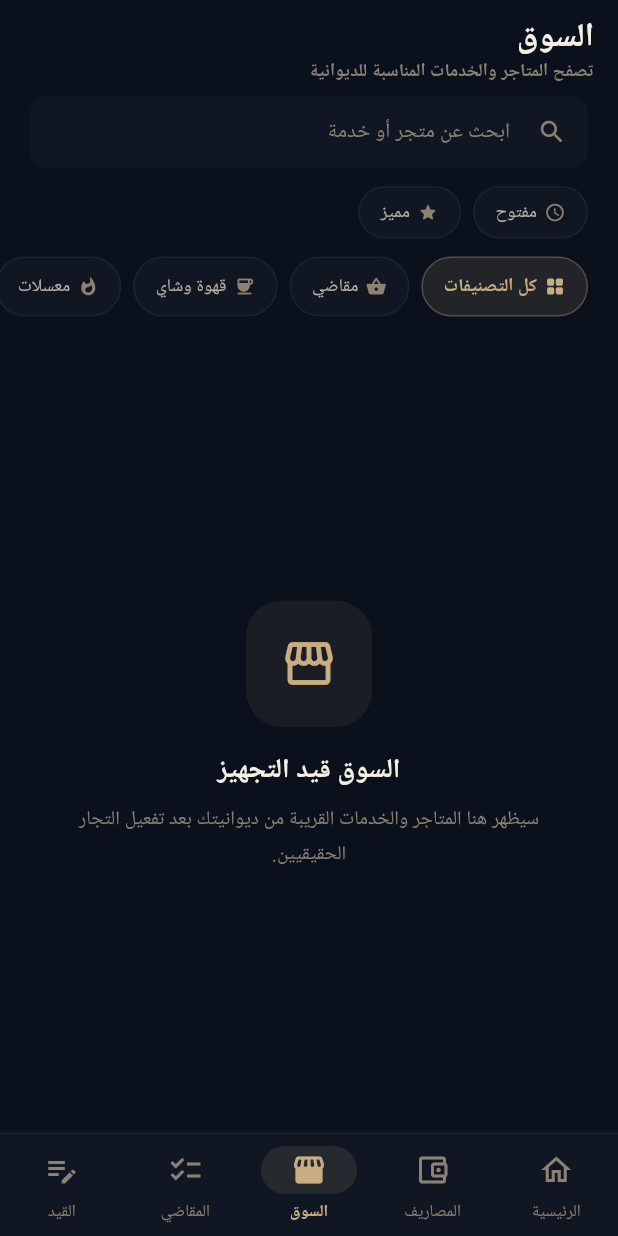
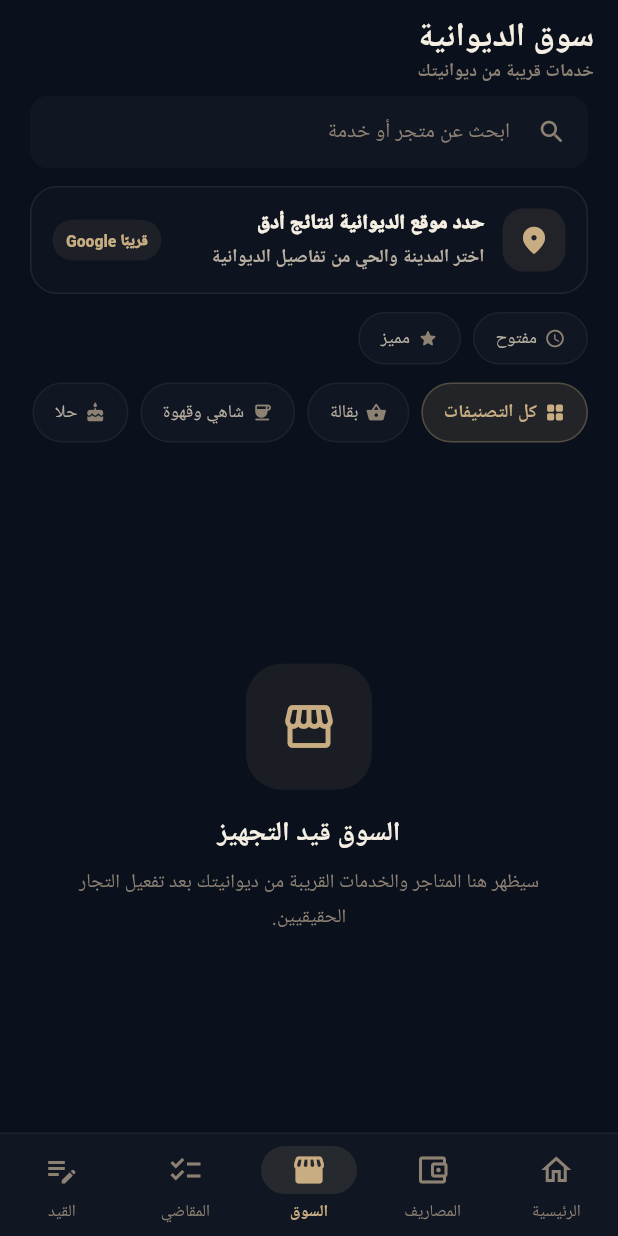
Before and after one commit to diwanapp/diwaniya-flutter, a Flutter app: the MarketplaceScreen screen opened by its route, on a phone screen of 412 x 824 dp. Run offline on Flutter 3.47's test engine with Material 3 defaults, Android fonts, the phone set to English and light mode, and no system bars; our stand-ins replace audioplayers, emoji_picker_flutter, file_picker, flutter_secure_storage, go_router, google_fonts and 7 more; missing offline and left inert: record; accounts and stored records are empty; Roboto replaces fonts that are missing (Ibm Plex Sans Arabic).

Commit message:
Polish marketplace foundation and categories

```diff
--- a/lib/features/marketplace/data/marketplace_mock_data.dart
+++ b/lib/features/marketplace/data/marketplace_mock_data.dart
@@ -3,14 +3,12 @@ import '../models/store_model.dart';
 import '../models/store_offer_model.dart';
 
 const marketplaceCategories = <String, IconData>{
-  'مقاضي': Icons.shopping_basket_rounded,
-  'قهوة وشاي': Icons.coffee_rounded,
+  'بقالة': Icons.shopping_basket_rounded,
+  'شاهي وقهوة': Icons.coffee_rounded,
+  'حلا': Icons.cake_rounded,
   'معسلات': Icons.whatshot_rounded,
   'صيانة': Icons.build_rounded,
-  'تنظيف': Icons.cleaning_services_rounded,
-  'ثلج ومياه': Icons.ac_unit_rounded,
-  'لوازم جلسات': Icons.chair_rounded,
-  'تأجير مستلزمات': Icons.inventory_2_rounded,
+  'خدمات نظافة': Icons.cleaning_services_rounded,
 };
 
 final mockStores = <Store>[
--- a/lib/features/marketplace/marketplace_screen.dart
+++ b/lib/features/marketplace/marketplace_screen.dart
@@ -51,6 +51,18 @@ class _MarketplaceScreenState extends State<MarketplaceScreen> {
     return allDiwaniyas.where((d) => d.id == currentDiwaniyaId).firstOrNull;
   }
 
+  String? _locationLabelFor(DiwaniyaInfo? active) {
+    if (active == null) return null;
+
+    final city = active.city.trim();
+    final district = active.district.trim();
+
+    if (city.isEmpty && district.isEmpty) return null;
+    if (city.isEmpty) return district;
+    if (district.isEmpty) return city;
+    return '$district · $city';
+  }
+
   List<Store> _applyDiwaniyaLocation(List<Store> stores) {
     final active = _activeDiwaniya;
     if (active == null) return stores;
@@ -93,9 +105,7 @@ class _MarketplaceScreenState extends State<MarketplaceScreen> {
     final c = context.cl;
     final isFiltering = _filter.isActive;
     final active = _activeDiwaniya;
-    final locationLabel = active == null
-        ? null
-        : '${active.city}${active.district.isNotEmpty ? ' · ${active.district}' : ''}';
+    final locationLabel = _locationLabelFor(active);
 
     final hasResults = isFiltering ? _filteredStores.isNotEmpty : _allStores.isNotEmpty;
 
@@ -114,7 +124,7 @@ class _MarketplaceScreenState extends State<MarketplaceScreen> {
               crossAxisAlignment: CrossAxisAlignment.start,
               children: [
                 Text(
-                  Ar.marketplace,
+                  'سوق الديوانية',
                   style: TextStyle(
                     fontSize: 22,
                     fontWeight: FontWeight.w700,
@@ -123,8 +133,8 @@ class _MarketplaceScreenState extends State<MarketplaceScreen> {
                 ),
                 Text(
                   locationLabel == null
-                      ? Ar.marketplaceSubtitle
-                      : 'يعرض محلات $locationLabel',
+                      ? 'خدمات قريبة من ديوانيتك'
+                      : 'خدمات قريبة من $locationLabel',
                   style: TextStyle(fontSize: 12, color: c.t3),
                 ),
               ],
@@ -141,6 +151,11 @@ class _MarketplaceScreenState extends State<MarketplaceScreen> {
                     onChanged: (v) =>
                         _updateFilter((f) => f.copyWith(query: v.trim())),
                     onClear: () => _updateFilter((f) => f.copyWith(query: '')),
+                  ),
+                  const SizedBox(height: 12),
+                  _MarketplaceLocationBrief(
+                    active: active,
+                    locationLabel: locationLabel,
                   ),
                   const SizedBox(height: 12),
                   Row(
@@ -272,3 +287,90 @@ class _MarketplaceScreenState extends State<MarketplaceScreen> {
     );
   }
 }
+
+class _MarketplaceLocationBrief extends StatelessWidget {
+  final DiwaniyaInfo? active;
+  final String? locationLabel;
+
+  const _MarketplaceLocationBrief({
+    required this.active,
+    required this.locationLabel,
+  });
+
+  @override
+  Widget build(BuildContext context) {
+    final c = context.cl;
+    final hasLocation = locationLabel != null && locationLabel!.trim().isNotEmpty;
+
+    return Container(
+      padding: const EdgeInsets.all(14),
+      decoration: BoxDecoration(
+        color: c.card.withValues(alpha: 0.55),
+        borderRadius: BorderRadius.circular(18),
+        border: Border.all(color: c.border.withValues(alpha: 0.08)),
+      ),
+      child: Row(
+        children: [
+          Container(
+            width: 42,
+            height: 42,
+            decoration: BoxDecoration(
+              color: c.accent.withValues(alpha: 0.10),
+              borderRadius: BorderRadius.circular(14),
+            ),
+            child: Icon(
+              Icons.location_on_rounded,
+              color: c.accent,
+              size: 22,
+            ),
+          ),
+          const SizedBox(width: 12),
+          Expanded(
+            child: Column(
+              crossAxisAlignment: CrossAxisAlignment.start,
+              children: [
+                Text(
+                  hasLocation
+                      ? 'السوق مرتبط بموقع الديوانية'
+                      : 'حدد موقع الديوانية لنتائج أدق',
+                  style: TextStyle(
+                    color: c.t1,
+                    fontSize: 13.5,
+                    fontWeight: FontWeight.w900,
+                  ),
+                ),
+                const SizedBox(height: 4),
+                Text(
+                  hasLocation
+                      ? locationLabel!
+                      : 'اختر المدينة والحي من تفاصيل الديوانية',
+                  style: TextStyle(
+                    color: c.t2,
+                    fontSize: 12.2,
+                    fontWeight: FontWeight.w600,
+                  ),
+                ),
+              ],
+            ),
+          ),
+          const SizedBox(width: 10),
+          Container(
+            padding: const EdgeInsets.symmetric(horizontal: 9, vertical: 6),
+            decoration: BoxDecoration(
+              color: c.accent.withValues(alpha: 0.08),
+              borderRadius: BorderRadius.circular(999),
+            ),
+            child: Text(
+              'قريبًا Google',
+              style: TextStyle(
+                color: c.accent,
+                fontSize: 10.5,
+                fontWeight: FontWeight.w900,
+              ),
+            ),
+          ),
+        ],
+      ),
+    );
+  }
+}
```
